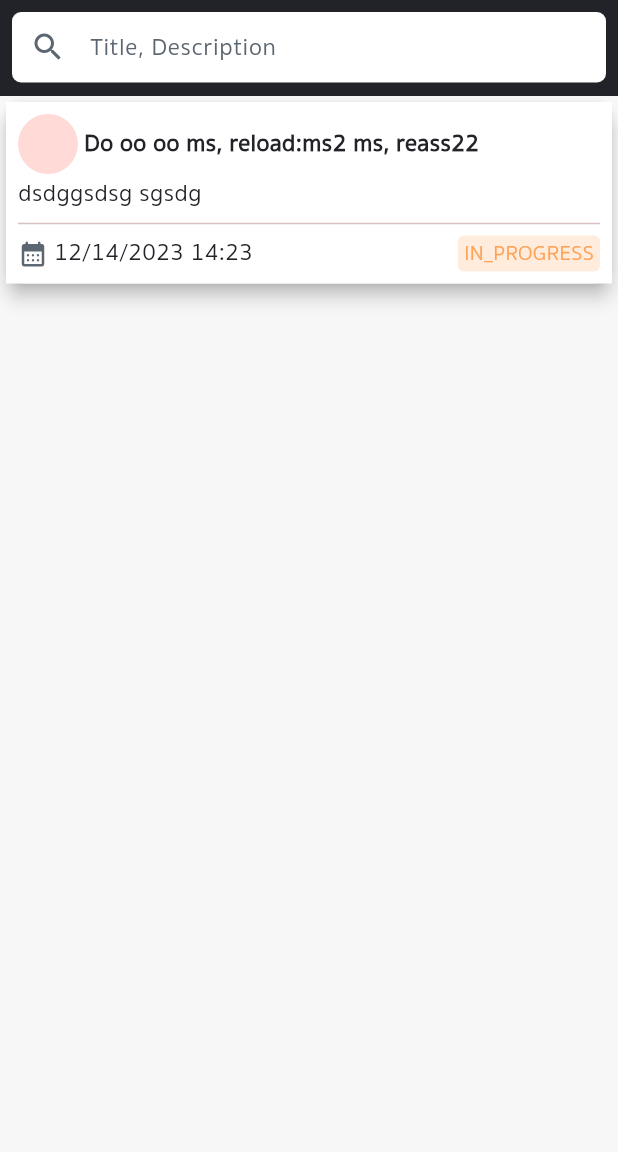
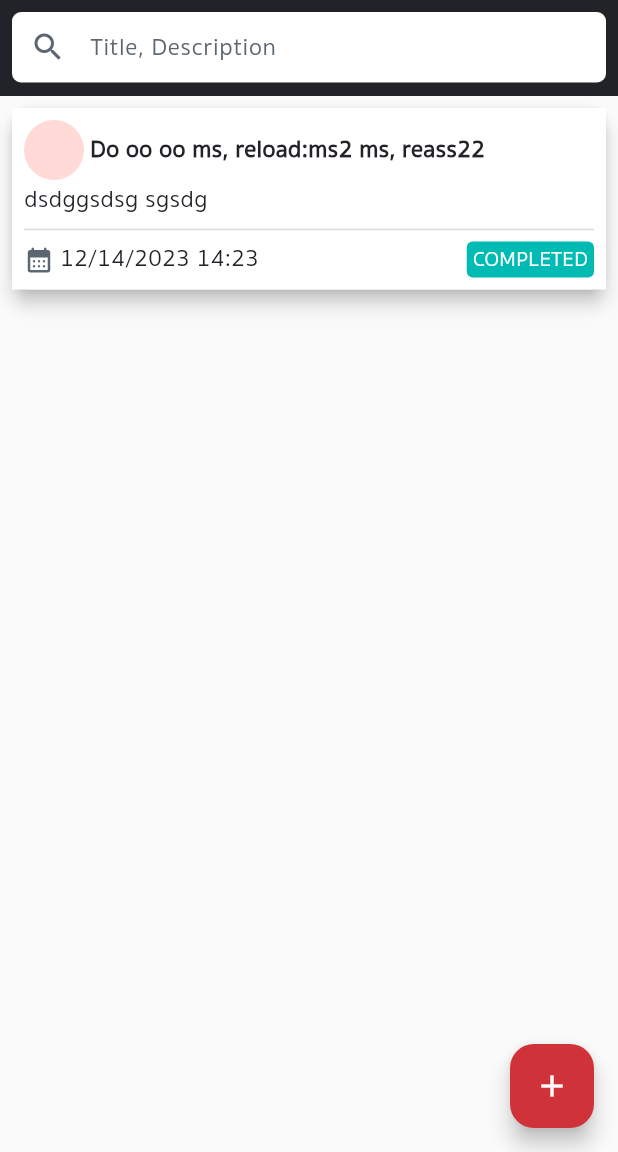
Before and after one commit to Potsathorn/todo_app, a Flutter app: the screen it shows after launch, on a phone screen of 412 x 824 dp, the part 84-1236 px from its top. Run offline on Flutter 3.47's test engine with Material 2 defaults, Android fonts, the phone set to English and light mode, and no system bars; key blocks and very long unbroken strings in the code were emptied for the run.

Commit message:
create add button

```diff
--- a/lib/presentation/page/todo_list_page.dart
+++ b/lib/presentation/page/todo_list_page.dart
@@ -1,8 +1,10 @@
 import 'package:flutter/material.dart';
 import 'package:todo_app/presentation/utils/colors.dart';
+
 import 'package:todo_app/presentation/utils/text_style.dart';
 import 'package:todo_app/presentation/widgets/common/appbar.dart';
 import 'package:todo_app/presentation/widgets/common/search_bar.dart';
+
 import 'package:todo_app/presentation/widgets/todo_card.dart';
 
 class TodoListPage extends StatefulWidget {
@@ -18,7 +20,7 @@ class _TodoListPageState extends State<TodoListPage> {
   @override
   Widget build(BuildContext context) {
     return Scaffold(
-        backgroundColor: AppColor.colorBackground[1],
+      backgroundColor: AppColor.colorBackground,
       appBar: CustomAppBar(
         title: Text(
           "Todo List",
@@ -27,9 +29,22 @@ class _TodoListPageState extends State<TodoListPage> {
       ),
       body: SingleChildScrollView(
         child: Column(
-            children: [_buildSearchBar(), TodoCard()],
+          children: [
+            _buildSearchBar(),
+            TodoCard(),
+          ],
         ),
-        ));
+      ),
+      floatingActionButton: FloatingActionButton(
+        onPressed: () {},
+        backgroundColor: AppColor.colorPrimary,
+        tooltip: 'Increment',
+        child: const Icon(
+          Icons.add,
+          color: AppColor.colorWhite,
+        ),
+      ),
+    );
   }
 
   Widget _buildSearchBar() {
--- a/lib/presentation/widgets/tag.dart
+++ b/lib/presentation/widgets/tag.dart
@@ -27,7 +27,7 @@ class Tag extends StatelessWidget {
         borderRadius: BorderRadius.circular(4),
       ),
       child: Text(
-        text == StatusTag.IN_PROGRESS ? "IN_PROGRESS" : "COMPLETED",
+        text == StatusTag.IN_PROGRESS ? "IN PROGRESS" : "COMPLETED",
         style: AppTextStyle.px14MdCustom(color: textColor ?? titleColor()),
       ),
     );
@@ -36,18 +36,13 @@ class Tag extends StatelessWidget {
   Color backgroundColor() {
     switch (text) {
       case StatusTag.IN_PROGRESS:
-        return AppColor.colorPrimary[3]!.withOpacity(0.2);
-      default:
-        return AppColor.colorPrimary[2]!.withOpacity(0.2);
-    }
-  }
-
-  Color titleColor() {
-    switch (text) {
-      case StatusTag.IN_PROGRESS:
         return AppColor.colorPrimary[3]!;
       default:
         return AppColor.colorPrimary[2]!;
     }
   }
+
+  Color titleColor() {
+    return AppColor.colorWhite;
+  }
 }
--- a/lib/presentation/widgets/todo_card.dart
+++ b/lib/presentation/widgets/todo_card.dart
@@ -11,6 +11,7 @@ class TodoCard extends StatelessWidget {
   Widget build(BuildContext context) {
     return Card(
       elevation: 5,
+      margin: const EdgeInsets.all(8),
       child: Container(
         color: AppColor.colorWhite,
         padding: const EdgeInsets.all(8),
@@ -41,9 +42,11 @@ class TodoCard extends StatelessWidget {
               maxLines: 3,
               overflow: TextOverflow.ellipsis,
             )),
-            const Divider(),
+            Divider(
+              color: AppColor.colorGrey[2],
+            ),
             _row2WidgetAlignment(
-                child2: const Tag(text: StatusTag.IN_PROGRESS),
+                child2: const Tag(text: StatusTag.COMPLETED),
                 child1: Row(
                   children: [
                     Icon(
```
Lines whose indentation alone changed are shown as unchanged.
